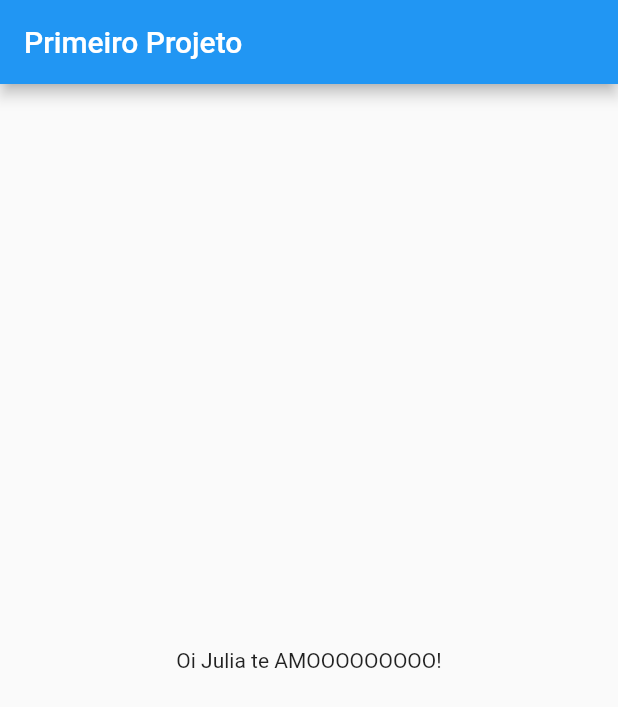
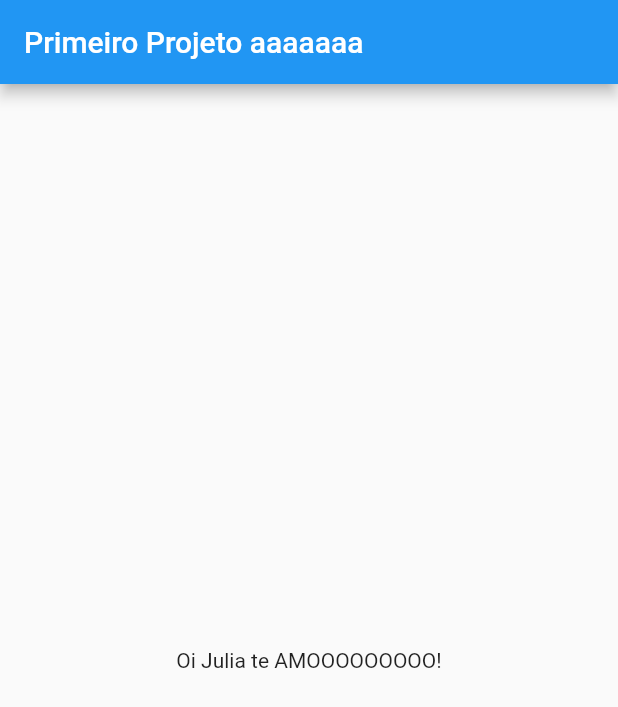
Before and after one commit to lfromani/cidade_limpa, a Flutter app: the screen it shows after launch, on a phone screen of 412 x 824 dp. Shown: the top 707 px of the screen. Run offline on Flutter 3.47's test engine with Material 2 defaults, Android fonts, the light colour scheme and no system bars.

Commit message:
segundo commit

```diff
--- a/lib/main.dart
+++ b/lib/main.dart
@@ -11,7 +11,7 @@ class MyApp extends StatelessWidget {
       title: "Olá Mundo",
       home: Scaffold(
         appBar: AppBar(
-          title: Text('Primeiro Projeto'),
+          title: Text('Primeiro Projeto aaaaaaa'),
         ),
         body: Center(
           child: Text('Oi Julia te AMOOOOOOOOO!'),
```
